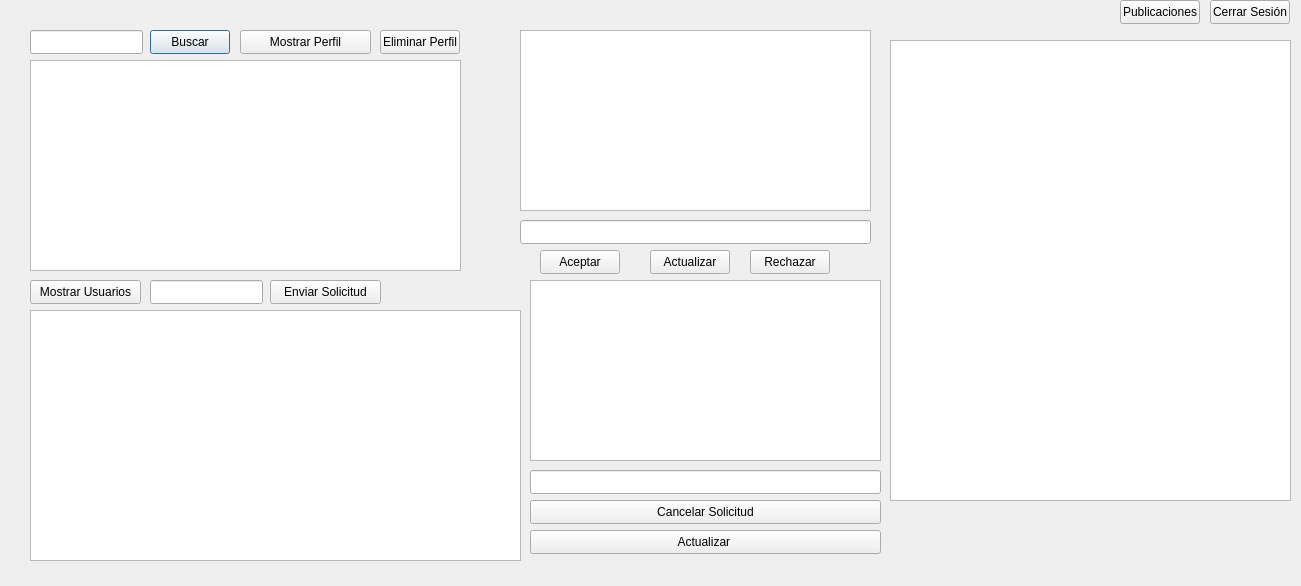
First picture: the form in Fase_2/feed.ui, repository LightDemon12/-EDD-PROYECTOS_202100215, before the edit.
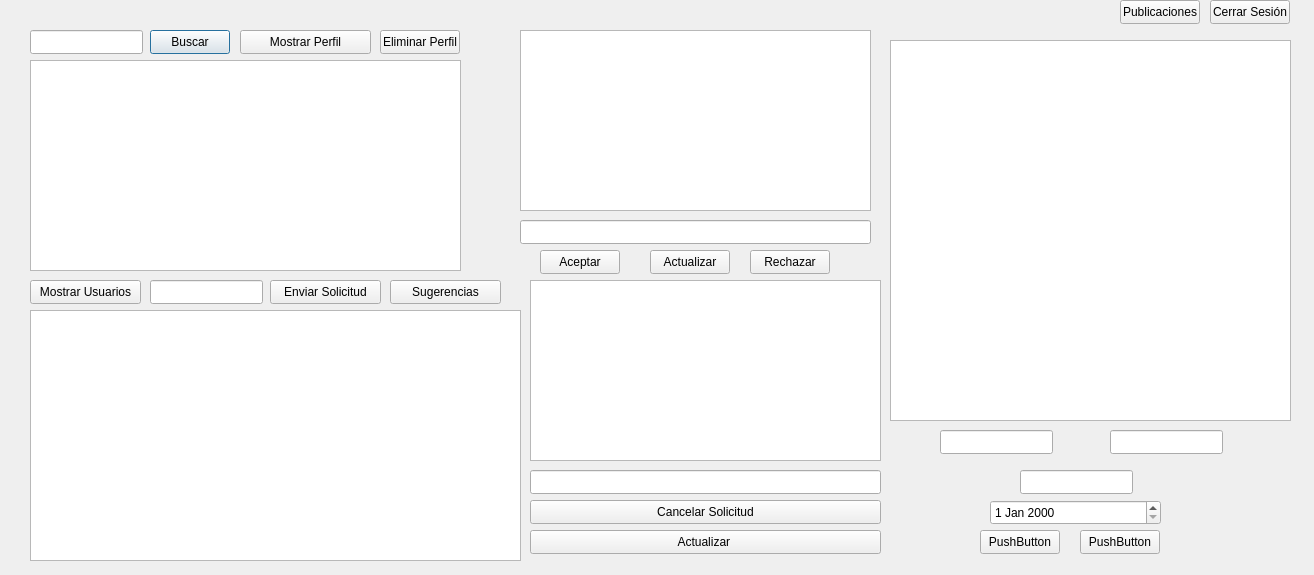
Second picture: the form after the edit.

Diff of the .ui file:
```diff
--- a/Fase_2/feed.ui
+++ b/Fase_2/feed.ui
@@ -6,8 +6,8 @@
    <rect>
     <x>0</x>
     <y>0</y>
-    <width>1301</width>
-    <height>586</height>
+    <width>1314</width>
+    <height>575</height>
    </rect>
   </property>
   <property name="windowTitle">
@@ -258,7 +258,86 @@
      <x>890</x>
      <y>40</y>
      <width>401</width>
-     <height>461</height>
+     <height>381</height>
+    </rect>
+   </property>
+  </widget>
+  <widget class="QPushButton" name="ButtonSugerenias">
+   <property name="geometry">
+    <rect>
+     <x>390</x>
+     <y>280</y>
+     <width>111</width>
+     <height>24</height>
+    </rect>
+   </property>
+   <property name="text">
+    <string>Sugerencias</string>
+   </property>
+  </widget>
+  <widget class="QPushButton" name="Mostrar">
+   <property name="geometry">
+    <rect>
+     <x>980</x>
+     <y>530</y>
+     <width>80</width>
+     <height>24</height>
+    </rect>
+   </property>
+   <property name="text">
+    <string>PushButton</string>
+   </property>
+  </widget>
+  <widget class="QPushButton" name="Actualizar">
+   <property name="geometry">
+    <rect>
+     <x>1080</x>
+     <y>530</y>
+     <width>80</width>
+     <height>24</height>
+    </rect>
+   </property>
+   <property name="text">
+    <string>PushButton</string>
+   </property>
+  </widget>
+  <widget class="QLineEdit" name="Mnombre">
+   <property name="geometry">
+    <rect>
+     <x>940</x>
+     <y>430</y>
+     <width>113</width>
+     <height>24</height>
+    </rect>
+   </property>
+  </widget>
+  <widget class="QLineEdit" name="Mcontra">
+   <property name="geometry">
+    <rect>
+     <x>1110</x>
+     <y>430</y>
+     <width>113</width>
+     <height>24</height>
+    </rect>
+   </property>
+  </widget>
+  <widget class="QLineEdit" name="Mapellido">
+   <property name="geometry">
+    <rect>
+     <x>1020</x>
+     <y>470</y>
+     <width>113</width>
+     <height>24</height>
+    </rect>
+   </property>
+  </widget>
+  <widget class="QDateEdit" name="Mfecha">
+   <property name="geometry">
+    <rect>
+     <x>990</x>
+     <y>500</y>
+     <width>171</width>
+     <height>25</height>
     </rect>
    </property>
   </widget>
```
Left out of the diff: 2 changed lines with no effect on the pictures.
